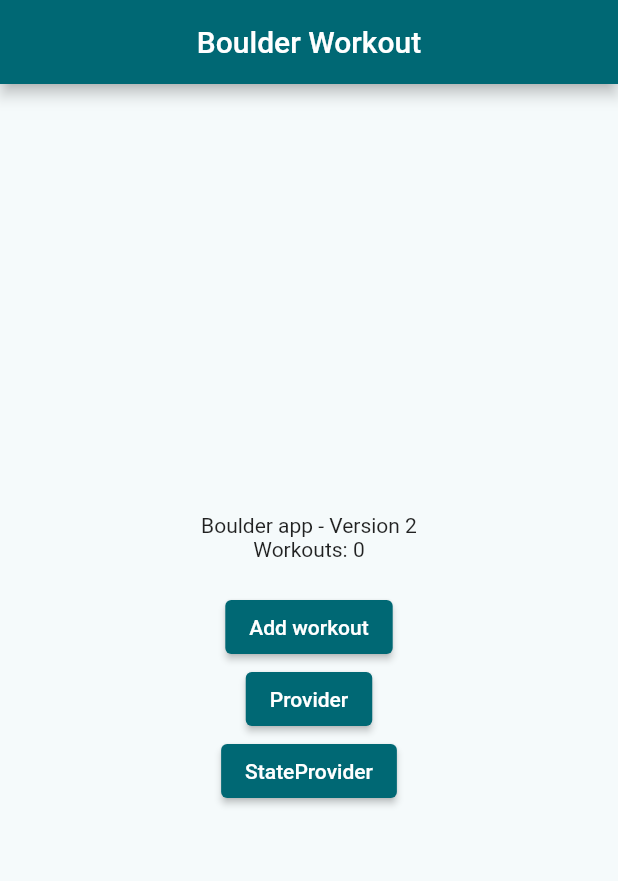
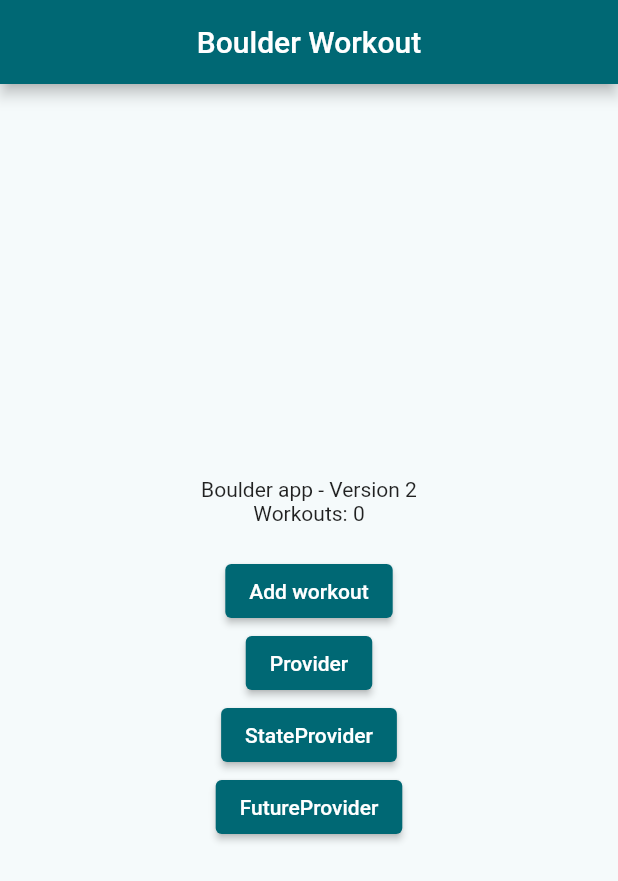
Before and after one commit to chrisjung01/boulder_app, a Flutter app: the screen it shows after launch, on a phone screen of 412 x 824 dp. Shown: the top 881 px of the screen. Run offline on Flutter 3.47's test engine with Material 2 defaults, Android fonts, the phone set to English and light mode, and no system bars; our stand-ins replace flutter_riverpod, go_router.

Commit message:
future provider implementation

```diff
--- a/lib/home/home_screen.dart
+++ b/lib/home/home_screen.dart
@@ -34,6 +34,7 @@ class HomeScreen extends StatelessWidget {
                 _addWorkout(context),
                 const ProviderButton(),
                 const StateProvider(),
+                const FutureProviderButton(),
               ],
             ),
           ),
@@ -83,3 +84,19 @@ class ProviderButton extends StatelessWidget {
     );
   }
 }
+
+class FutureProviderButton extends StatelessWidget {
+  const FutureProviderButton({
+    super.key,
+  });
+
+  @override
+  Widget build(BuildContext context) {
+    return ElevatedButton(
+      onPressed: () {
+        context.pushNamed(RouterNames.futureProvider);
+      },
+      child: const Text('FutureProvider'),
+    );
+  }
+}
--- a/lib/router/router.dart
+++ b/lib/router/router.dart
@@ -1,4 +1,5 @@
 import 'package:boulder/addworkout/workout_screen.dart';
+import 'package:boulder/futureprovider/future_provider_screen.dart';
 import 'package:boulder/provider/provider_screen.dart';
 import 'package:boulder/router/router_names.dart';
 import 'package:boulder/router/router_paths.dart';
@@ -28,6 +29,11 @@ final GoRouter router = GoRouter(
       path: RouterPaths.stateProvider,
       builder: (context, state) => const StateProviderScreen(),
       name: RouterNames.stateProvider,
+    ),
+    GoRoute(
+      path: RouterPaths.futureProvider,
+      builder: (context, state) => const FutureProviderScreen(),
+      name: RouterNames.futureProvider,
     )
   ],
 );
--- a/lib/router/router_names.dart
+++ b/lib/router/router_names.dart
@@ -5,4 +5,5 @@ class RouterNames {
   static const addWorkout = 'addWorkout';
   static const provider = 'provider';
   static const stateProvider = 'stateProvider';
+  static const futureProvider = 'futureProvider';
 }
--- a/lib/router/router_paths.dart
+++ b/lib/router/router_paths.dart
@@ -5,4 +5,5 @@ class RouterPaths {
   static const addWorkout = '/addworkout';
   static const provider = '/provider';
   static const stateProvider = '/stateprovider';
+  static const futureProvider = '/futureprovider';
 }
```
Also changed, not shown: lib/futureprovider/future_provider_screen.dart (added, +15 -0 lines), lib/futureprovider/future_provider.dart (added).
